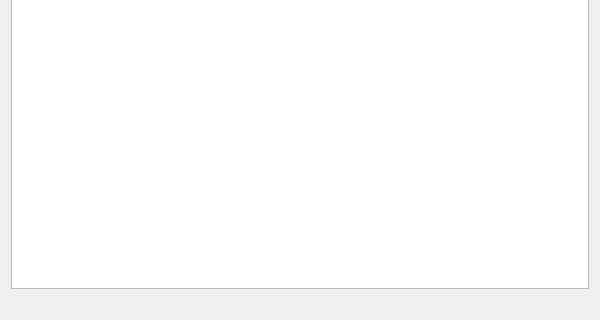
This is Utils/py/ConfigViewer/ConfigViewer.ui in BerlinUnited/NaoTH as Qt 5 draws it before an edit; both pictures show x 0 to 600 and y 280 to 600 of the 600 by 600 pixel window. The edited form follows.
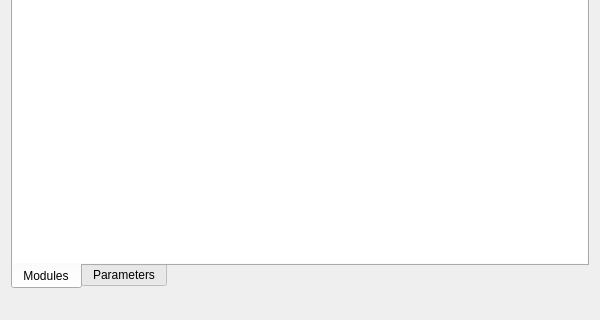
This is the edited form.

Commit message: added tabview to display the available parameters

What changed in the file:
```diff
--- a/Utils/py/ConfigViewer/ConfigViewer.ui
+++ b/Utils/py/ConfigViewer/ConfigViewer.ui
@@ -72,7 +72,63 @@
     </widget>
    </item>
    <item>
-    <widget class="QTreeView" name="modules"/>
+    <widget class="QTabWidget" name="tabWidget">
+     <property name="tabPosition">
+      <enum>QTabWidget::South</enum>
+     </property>
+     <property name="tabShape">
+      <enum>QTabWidget::Rounded</enum>
+     </property>
+     <property name="currentIndex">
+      <number>0</number>
+     </property>
+     <widget class="QWidget" name="tab">
+      <attribute name="title">
+       <string>Modules</string>
+      </attribute>
+      <layout class="QVBoxLayout" name="verticalLayout_4">
+       <property name="margin">
+        <number>0</number>
+       </property>
+       <item>
+        <widget class="QTreeView" name="modules">
+         <property name="frameShape">
+          <enum>QFrame::NoFrame</enum>
+         </property>
+         <property name="frameShadow">
+          <enum>QFrame::Plain</enum>
+         </property>
+         <property name="lineWidth">
+          <number>0</number>
+         </property>
+        </widget>
+       </item>
+      </layout>
+     </widget>
+     <widget class="QWidget" name="tab_2">
+      <attribute name="title">
+       <string>Parameters</string>
+      </attribute>
+      <layout class="QVBoxLayout" name="verticalLayout_5">
+       <property name="margin">
+        <number>0</number>
+       </property>
+       <item>
+        <widget class="QTreeView" name="parameters">
+         <property name="frameShape">
+          <enum>QFrame::NoFrame</enum>
+         </property>
+         <property name="frameShadow">
+          <enum>QFrame::Plain</enum>
+         </property>
+         <property name="lineWidth">
+          <number>0</number>
+         </property>
+        </widget>
+       </item>
+      </layout>
+     </widget>
+    </widget>
    </item>
    <item>
     <widget class="QLabel" name="config_dir">
```
The commit also changes 1 other file.
